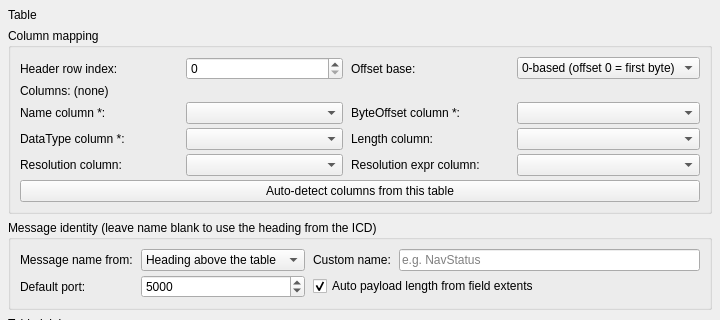
The window that forms/IcdTableSettingsDialog.ui (rohityaduvxnshi/pcapfile) describes before a commit, drawn with Qt 5; both pictures show x 0 to 720 and y 0 to 320 of the 720 by 680 pixel window.
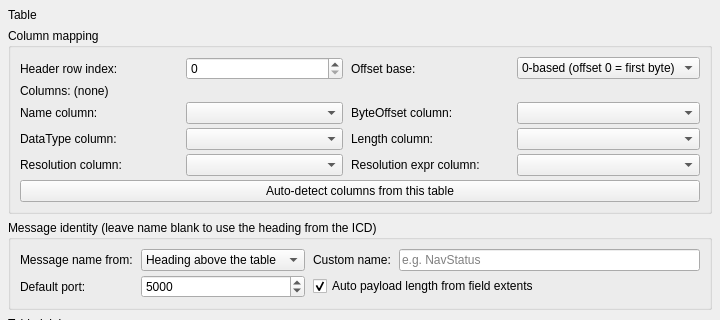
The same window after the commit.

Commit message: ICD import: remove mandatory markers from settings UI

```diff
--- a/forms/IcdTableSettingsDialog.ui
+++ b/forms/IcdTableSettingsDialog.ui
@@ -27,11 +27,11 @@
       <item row="0" column="2"><widget class="QLabel" name="lblOffsetBase"><property name="text"><string>Offset base:</string></property></widget></item>
       <item row="0" column="3"><widget class="QComboBox" name="cmbOffsetBase"><item><property name="text"><string>0-based (offset 0 = first byte)</string></property></item><item><property name="text"><string>1-based (offset 1 = first byte)</string></property></item></widget></item>
       <item row="1" column="0" colspan="4"><widget class="QLabel" name="lblColumns"><property name="text"><string>Columns: (none)</string></property><property name="wordWrap"><bool>true</bool></property></widget></item>
-      <item row="2" column="0"><widget class="QLabel" name="lblNameCol"><property name="text"><string>Name column *:</string></property></widget></item>
+      <item row="2" column="0"><widget class="QLabel" name="lblNameCol"><property name="text"><string>Name column:</string></property></widget></item>
       <item row="2" column="1"><widget class="QComboBox" name="cmbColName"/></item>
-      <item row="2" column="2"><widget class="QLabel" name="lblOffsetCol"><property name="text"><string>ByteOffset column *:</string></property></widget></item>
+      <item row="2" column="2"><widget class="QLabel" name="lblOffsetCol"><property name="text"><string>ByteOffset column:</string></property></widget></item>
       <item row="2" column="3"><widget class="QComboBox" name="cmbColOffset"/></item>
-      <item row="3" column="0"><widget class="QLabel" name="lblTypeCol"><property name="text"><string>DataType column *:</string></property></widget></item>
+      <item row="3" column="0"><widget class="QLabel" name="lblTypeCol"><property name="text"><string>DataType column:</string></property></widget></item>
       <item row="3" column="1"><widget class="QComboBox" name="cmbColType"/></item>
       <item row="3" column="2"><widget class="QLabel" name="lblLengthCol"><property name="text"><string>Length column:</string></property></widget></item>
       <item row="3" column="3"><widget class="QComboBox" name="cmbColLength"/></item>
```
